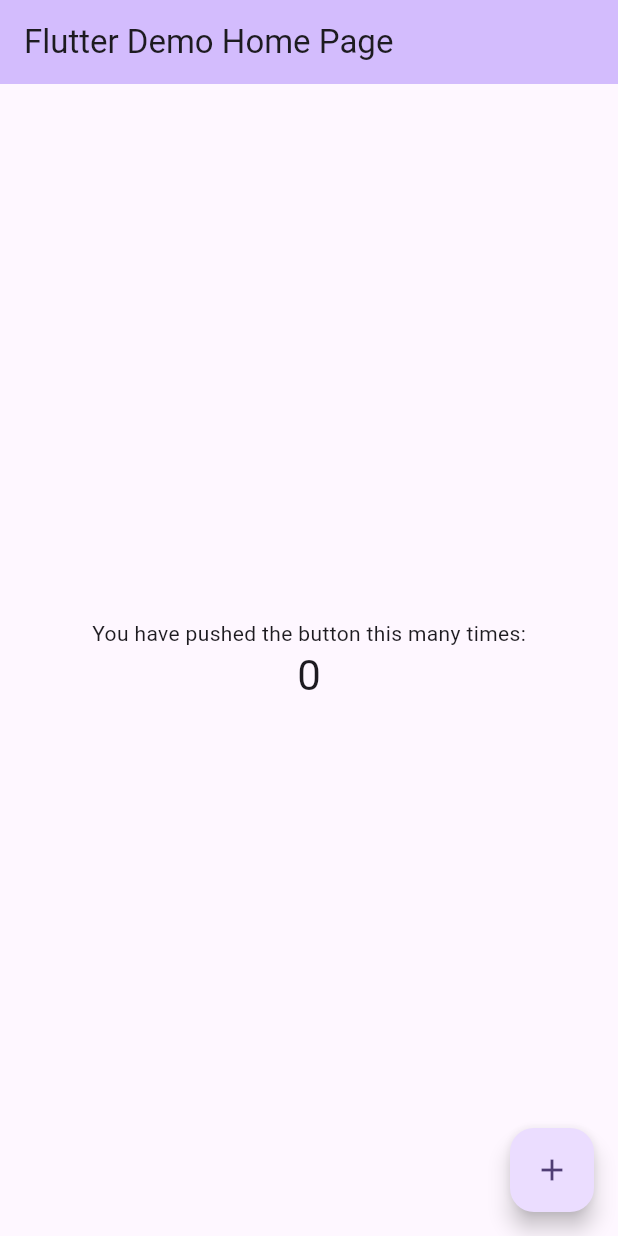
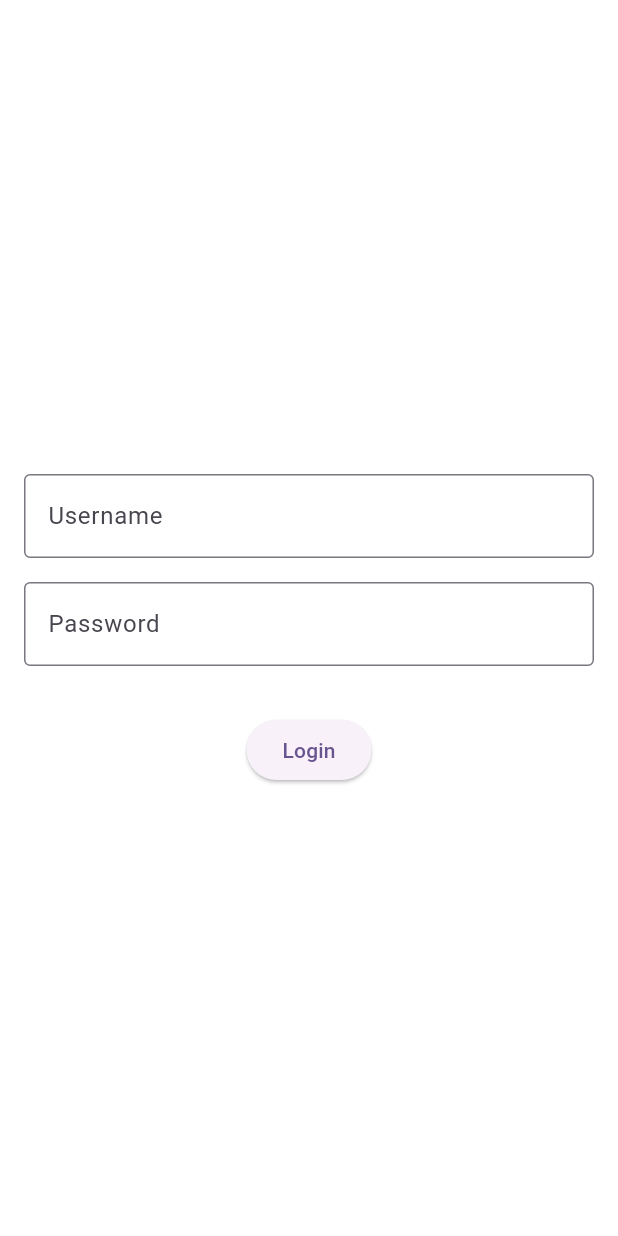
Before and after one commit to JoseLopezLara/rick_and_morty_fase2, a Flutter app: the screen it shows after launch, on a phone screen of 412 x 824 dp. Run offline on Flutter 3.47's test engine with Material 3 defaults, Android fonts, the phone set to English and light mode, and no system bars; our stand-ins replace flutter_riverpod, logger.

Commit message:
Before to create change notifier provider

```diff
--- /dev/null
+++ b/lib/data/repository/login_repository.dart
@@ -0,0 +1,26 @@
+// ignore_for_file: public_member_api_docs, sort_constructors_first
+import 'dart:convert';
+
+import 'package:rick_and_morty_fase_2/data/api/login_api.dart';
+import 'package:rick_and_morty_fase_2/data/models/user.dart';
+import 'package:rick_and_morty_fase_2/data/shared/utilis/logger.dart';
+
+class LoginRepository {
+  final LoginApi api;
+
+  //Recibir y contruir
+  LoginRepository({
+    required this.api,
+  });
+
+  Future<User> login(String username, String password) async {
+    final body = jsonEncode({'username': username, 'password': password});
+    logger.i("[LoginRepository] Recived Parameters + $username  + $password");
+
+    final response = await api.login(body);
+    logger.i(
+        "[LoginRepository] request successfully. I will return: ${User.fromMap(response).toString()}");
+
+    return User.fromMap(response);
+  }
+}
--- /dev/null
+++ b/lib/data/shared/utilis/logger.dart
@@ -0,0 +1,5 @@
+import 'package:logger/logger.dart';
+
+var logger = Logger(
+    printer: PrettyPrinter(
+        colors: true, dateTimeFormat: DateTimeFormat.onlyTimeAndSinceStart));
--- a/lib/main.dart
+++ b/lib/main.dart
@@ -1,7 +1,9 @@
 import 'package:flutter/material.dart';
+import 'package:flutter_riverpod/flutter_riverpod.dart';
+import 'package:rick_and_morty_fase_2/presentation/screens/login/login_screen.dart';
 
 void main() {
-  runApp(const MyApp());
+  runApp(const ProviderScope(child: MyApp()));
 }
 
 class MyApp extends StatelessWidget {
@@ -13,113 +15,10 @@
     return MaterialApp(
       title: 'Flutter Demo',
       theme: ThemeData(
-        // This is the theme of your application.
-        //
-        // TRY THIS: Try running your application with "flutter run". You'll see
-        // the application has a purple toolbar. Then, without quitting the app,
-        // try changing the seedColor in the colorScheme below to Colors.green
-        // and then invoke "hot reload" (save your changes or press the "hot
-        // reload" button in a Flutter-supported IDE, or press "r" if you used
-        // the command line to start the app).
-        //
-        // Notice that the counter didn't reset back to zero; the application
-        // state is not lost during the reload. To reset the state, use hot
-        // restart instead.
-        //
-        // This works for code too, not just values: Most code changes can be
-        // tested with just a hot reload.
         colorScheme: ColorScheme.fromSeed(seedColor: Colors.deepPurple),
         useMaterial3: true,
       ),
-      home: const MyHomePage(title: 'Flutter Demo Home Page'),
+      home: const LoginScreen(),
     );
   }
 }
-
-class MyHomePage extends StatefulWidget {
-  const MyHomePage({super.key, required this.title});
-
-  // This widget is the home page of your application. It is stateful, meaning
-  // that it has a State object (defined below) that contains fields that affect
-  // how it looks.
-
-  // This class is the configuration for the state. It holds the values (in this
-  // case the title) provided by the parent (in this case the App widget) and
-  // used by the build method of the State. Fields in a Widget subclass are
-  // always marked "final".
-
-  final String title;
-
-  @override
-  State<MyHomePage> createState() => _MyHomePageState();
-}
-
-class _MyHomePageState extends State<MyHomePage> {
-  int _counter = 0;
-
-  void _incrementCounter() {
-    setState(() {
-      // This call to setState tells the Flutter framework that something has
-      // changed in this State, which causes it to rerun the build method below
-      // so that the display can reflect the updated values. If we changed
-      // _counter without calling setState(), then the build method would not be
-      // called again, and so nothing would appear to happen.
-      _counter++;
-    });
-  }
-
-  @override
-  Widget build(BuildContext context) {
-    // This method is rerun every time setState is called, for instance as done
-    // by the _incrementCounter method above.
-    //
-    // The Flutter framework has been optimized to make rerunning build methods
-    // fast, so that you can just rebuild anything that needs updating rather
-    // than having to individually change instances of widgets.
-    return Scaffold(
-      appBar: AppBar(
-        // TRY THIS: Try changing the color here to a specific color (to
-        // Colors.amber, perhaps?) and trigger a hot reload to see the AppBar
-        // change color while the other colors stay the same.
-        backgroundColor: Theme.of(context).colorScheme.inversePrimary,
-        // Here we take the value from the MyHomePage object that was created by
-        // the App.build method, and use it to set our appbar title.
-        title: Text(widget.title),
-      ),
-      body: Center(
-        // Center is a layout widget. It takes a single child and positions it
-        // in the middle of the parent.
-        child: Column(
-          // Column is also a layout widget. It takes a list of children and
-          // arranges them vertically. By default, it sizes itself to fit its
-          // children horizontally, and tries to be as tall as its parent.
-          //
-          // Column has various properties to control how it sizes itself and
-          // how it positions its children. Here we use mainAxisAlignment to
-          // center the children vertically; the main axis here is the vertical
-          // axis because Columns are vertical (the cross axis would be
-          // horizontal).
-          //
-          // TRY THIS: Invoke "debug painting" (choose the "Toggle Debug Paint"
-          // action in the IDE, or press "p" in the console), to see the
-          // wireframe for each widget.
-          mainAxisAlignment: MainAxisAlignment.center,
-          children: <Widget>[
-            const Text(
-              'You have pushed the button this many times:',
-            ),
-            Text(
-              '$_counter',
-              style: Theme.of(context).textTheme.headlineMedium,
-            ),
-          ],
-        ),
-      ),
-      floatingActionButton: FloatingActionButton(
-        onPressed: _incrementCounter,
-        tooltip: 'Increment',
-        child: const Icon(Icons.add),
-      ), // This trailing comma makes auto-formatting nicer for build methods.
-    );
-  }
-}
--- /dev/null
+++ b/lib/presentation/screens/login/controller/login_controller.dart
@@ -0,0 +1,23 @@
+// ignore_for_file: public_member_api_docs, sort_constructors_first
+import 'package:flutter/material.dart';
+
+import 'package:rick_and_morty_fase_2/presentation/shared/provider/repository_provider.dart';
+
+class LoginController extends ChangeNotifier {
+  //Seccion 1: Definició de variables / propiedades
+  RepositoryProvider repositoryProvider;
+
+  LoginController({
+    required this.repositoryProvider,
+  });
+
+  //Sección 2: Getter y setter para la lista de tareas
+
+  //Sección 3: Métodos para agregar, eliminar y actualizar tareas
+  void login(String username, String password) async {
+    await repositoryProvider.loginRepository.login(username, password);
+
+    //Paso 4 (riverpod): Emitir cambios para notificar al resto de la app
+    notifyListeners();
+  }
+}
--- /dev/null
+++ b/lib/presentation/screens/login/login_screen.dart
@@ -0,0 +1,18 @@
+import 'package:flutter/material.dart';
+import 'package:rick_and_morty_fase_2/presentation/screens/login/widgets/login_card.dart';
+
+class LoginScreen extends StatelessWidget {
+  const LoginScreen({super.key});
+
+  @override
+  Widget build(BuildContext context) {
+    return SafeArea(
+        child: Scaffold(
+      backgroundColor: Colors.white,
+      body: Column(
+        mainAxisAlignment: MainAxisAlignment.center,
+        children: [LoginCard()],
+      ),
+    ));
+  }
+}
--- /dev/null
+++ b/lib/presentation/screens/login/widgets/login_card.dart
@@ -0,0 +1,45 @@
+import 'package:flutter/material.dart';
+
+class LoginCard extends StatelessWidget {
+  const LoginCard({super.key});
+
+  @override
+  Widget build(BuildContext context) {
+    return Center(
+      child: Column(
+        crossAxisAlignment: CrossAxisAlignment.start,
+        children: [
+          Container(
+            padding: const EdgeInsets.all(16),
+            child: Column(
+              children: [
+                TextFormField(
+                  decoration: const InputDecoration(
+                    border: OutlineInputBorder(),
+                    labelText: 'Username',
+                  ),
+                ),
+                const SizedBox(height: 16),
+                TextFormField(
+                  decoration: const InputDecoration(
+                    border: OutlineInputBorder(),
+                    labelText: 'Password',
+                  ),
+                ),
+              ],
+            ),
+          ),
+          const SizedBox(height: 16),
+          Center(
+            child: ElevatedButton(
+              onPressed: () {
+                // Handle login logic here
+              },
+              child: const Text('Login'),
+            ),
+          ),
+        ],
+      ),
+    );
+  }
+}
--- /dev/null
+++ b/lib/presentation/shared/utilis/logger.dart
@@ -0,0 +1,5 @@
+import 'package:logger/logger.dart';
+
+var logger = Logger(
+    printer: PrettyPrinter(
+        colors: true, dateTimeFormat: DateTimeFormat.onlyTimeAndSinceStart));
--- a/pubspec.yaml
+++ b/pubspec.yaml
@@ -36,6 +36,7 @@ dependencies:
   # Use with the CupertinoIcons class for iOS style icons.
   cupertino_icons: ^1.0.8
   flutter_riverpod: ^2.6.1
+  riverpod_annotation: ^2.6.1
   http: ^1.2.2
   logger: ^2.5.0
 
```
Also changed, not shown: lib/data/api/login_api.dart (added, +28 -0 lines), lib/data/models/user.dart (added, +87 -0 lines), lib/presentation/shared/provider/repository_provider.dart (added, +23 -0 lines), pubspec.lock.
